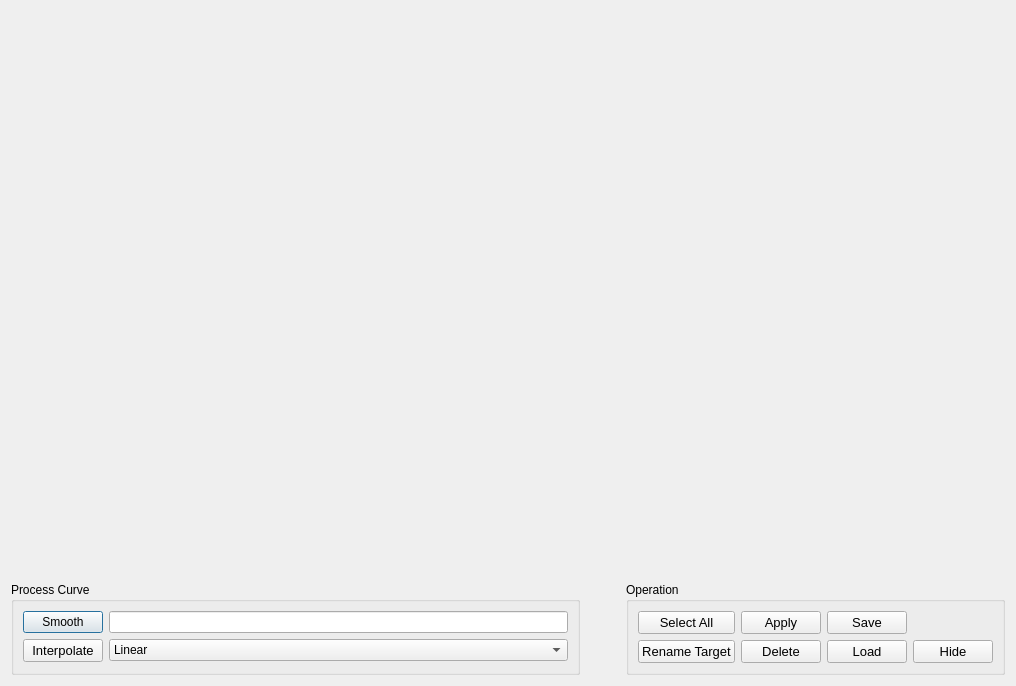
Old version of the form designer/CurveSlicerTable.ui in the repository neutrons/PyVDrive.
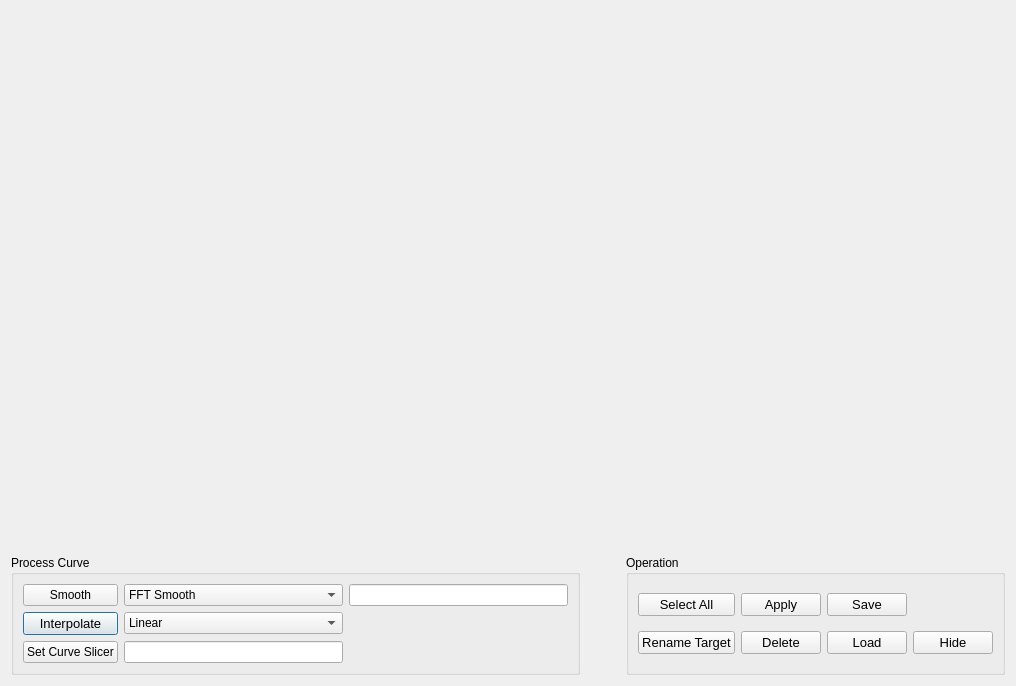
New version of the form.

Commit message: Refs #164. Checkpointing progress on curve slicing.

```diff
--- a/designer/CurveSlicerTable.ui
+++ b/designer/CurveSlicerTable.ui
@@ -41,16 +41,9 @@
         <string>Process Curve</string>
        </property>
        <layout class="QGridLayout" name="gridLayout_3">
-        <item row="0" column="1">
+        <item row="0" column="2">
          <widget class="QLineEdit" name="lineEdit_smoothParams"/>
         </item>
-        <item row="0" column="0">
-         <widget class="QPushButton" name="pushButton_smooth">
-          <property name="text">
-           <string>Smooth</string>
-          </property>
-         </widget>
-        </item>
         <item row="2" column="0">
          <widget class="QPushButton" name="pushButton_expand2ndLevelChop">
           <property name="font">
@@ -66,6 +59,39 @@
           </property>
          </widget>
         </item>
+        <item row="0" column="0">
+         <widget class="QPushButton" name="pushButton_smooth">
+          <property name="text">
+           <string>Smooth</string>
+          </property>
+         </widget>
+        </item>
+        <item row="3" column="0">
+         <widget class="QPushButton" name="pushButton_2">
+          <property name="font">
+           <font>
+            <pointsize>9</pointsize>
+           </font>
+          </property>
+          <property name="text">
+           <string>Set Curve Slicer</string>
+          </property>
+         </widget>
+        </item>
+        <item row="0" column="1">
+         <widget class="QComboBox" name="comboBox_2">
+          <item>
+           <property name="text">
+            <string>FFT Smooth</string>
+           </property>
+          </item>
+          <item>
+           <property name="text">
+            <string>Nearest Neighbor</string>
+           </property>
+          </item>
+         </widget>
+        </item>
         <item row="2" column="1">
          <widget class="QComboBox" name="comboBox">
           <item>
@@ -80,6 +106,15 @@
           </item>
          </widget>
         </item>
+        <item row="3" column="1">
+         <widget class="QLineEdit" name="lineEdit_curveLengths">
+          <property name="font">
+           <font>
+            <pointsize>9</pointsize>
+           </font>
+          </property>
+         </widget>
+        </item>
        </layout>
       </widget>
      </item>
```
The commit also changes 5 other files.
